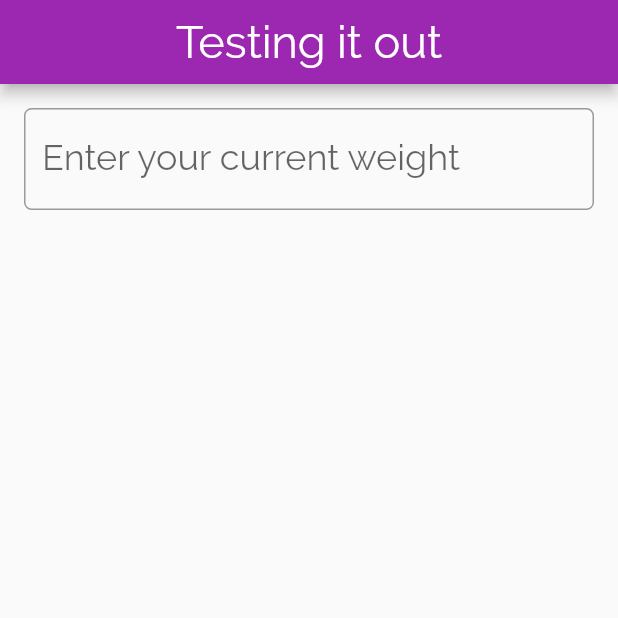
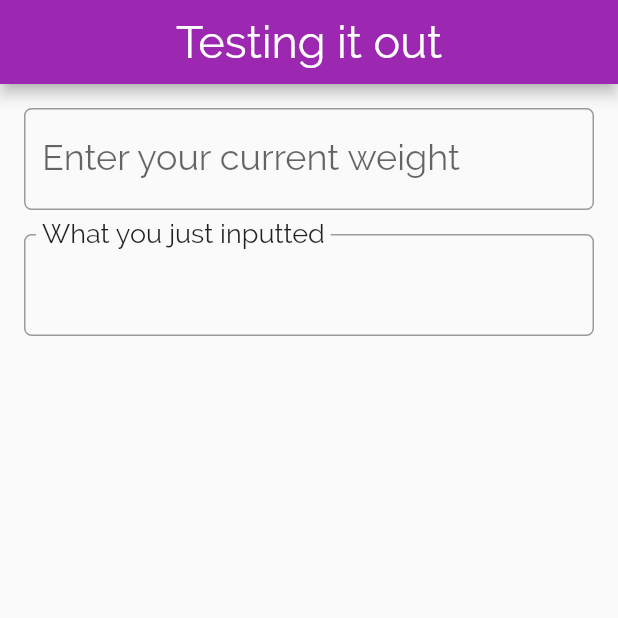
Before and after one commit to deepakmkoshy/WeightTracker, a Flutter app: the screen it shows after launch, on a phone screen of 412 x 824 dp, the top half of it. Run offline on Flutter 3.47's test engine with Material 2 defaults, Android fonts, the phone set to English and light mode, and no system bars.

Commit message:
Testing out inputting and printing some value

```diff
--- a/lib/HomePage.dart
+++ b/lib/HomePage.dart
@@ -17,11 +17,23 @@ class MyHomePage extends StatefulWidget {
 
 class _MyHomePageState extends State<MyHomePage> {
 
-  int _input;
-  List<int> _weight;
+  String _input;
+  List<String> _weight;
+
+@override
+void initState(){
+  super.initState();
+  _input='';
+}
+
+  void _updateList(String input){
+  setState(() {
+    _input=input;
+    _weight.add(input);
+  });
+  }
 
   @override
-
   Widget build(BuildContext context) {
 
     return Padding(
@@ -37,8 +49,27 @@ class _MyHomePageState extends State<MyHomePage> {
                 borderRadius: BorderRadius.circular(5.0)
               ),
             ),
+            onSubmitted: _updateList,
 
+         ),
+        Padding(
+          padding: const EdgeInsets.symmetric(vertical: 16.0),
+          child: Container(
+              child: InputDecorator(
+            child: Text(_input,
+            style: Theme.of(context).textTheme.headline5),
+            decoration: InputDecoration(
+    labelText: 'What you just inputted',
+    labelStyle: Theme.of(context).textTheme.headline5,
+    border: OutlineInputBorder(
+    borderRadius: BorderRadius.circular(5.0)
             ),
+
+
+          ),
+          ),
+        ),
+        ),
 
 
 
```
